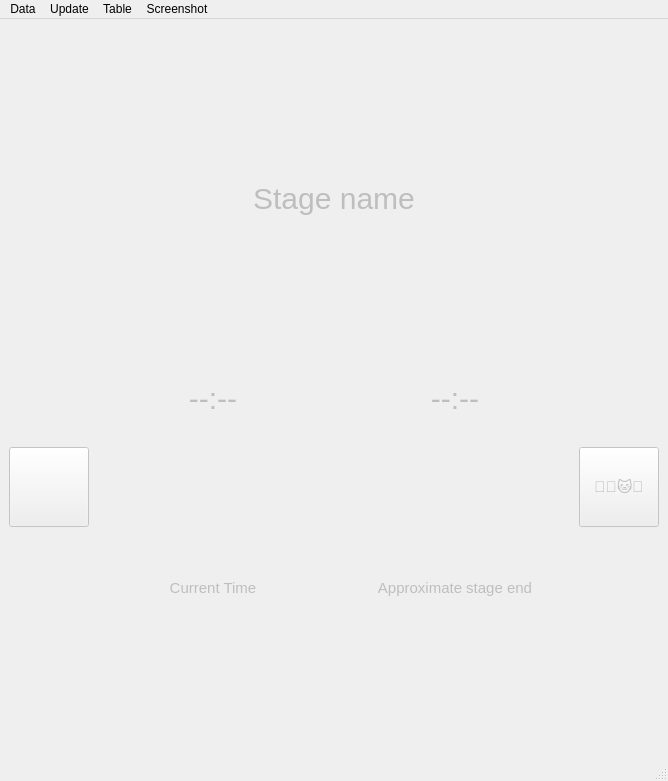
Old version of the form code/ncm_win_starterlist.ui in the repository DavidEilenstein/Ninja_Competition_Manager.
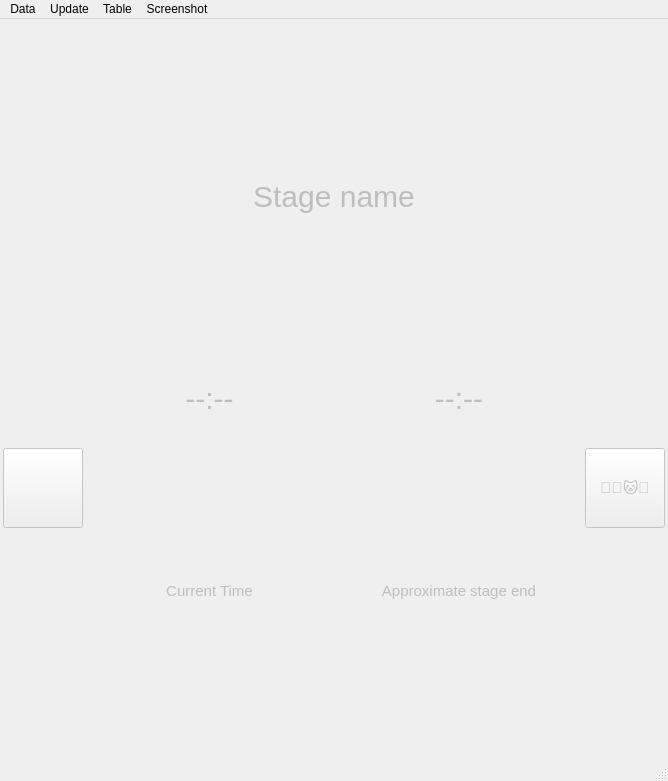
New version of the form.

```diff
--- a/code/ncm_win_starterlist.ui
+++ b/code/ncm_win_starterlist.ui
@@ -18,6 +18,21 @@
     <bool>false</bool>
    </property>
    <layout class="QGridLayout" name="gridLayout_2">
+    <property name="leftMargin">
+     <number>3</number>
+    </property>
+    <property name="topMargin">
+     <number>3</number>
+    </property>
+    <property name="rightMargin">
+     <number>3</number>
+    </property>
+    <property name="bottomMargin">
+     <number>3</number>
+    </property>
+    <property name="spacing">
+     <number>3</number>
+    </property>
     <item row="2" column="0" rowspan="2">
      <widget class="QPushButton" name="pushButton_DE">
       <property name="minimumSize">
```
